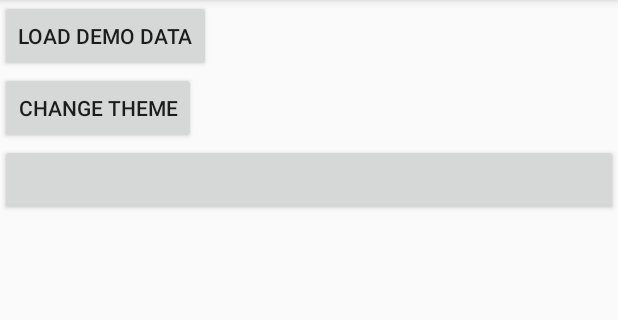
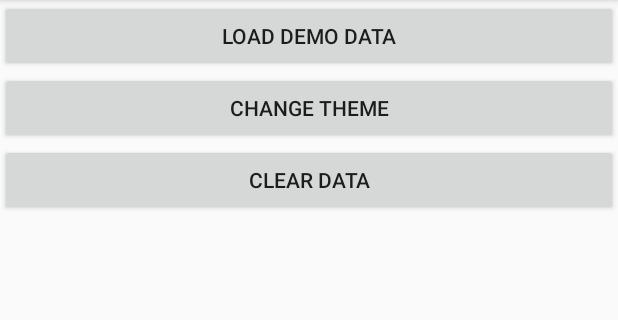
Before and after one commit to olaven/modulist, an Android app: the screen it shows after launch (MainActivity), in the side drawer, after a tap on "Settings", on a phone screen of 412 x 824 dp, the part 84-404 px from its top. Run offline under Robolectric (Android 15) with nearby library versions, the phone set to English and light mode, and no system bars; our stand-ins replace Room's generated code.

Commit message:
added setting for deleting data

```diff
--- a/app/src/main/java/org/olaven/modulist/database/dao/ListRelationDAO.kt
+++ b/app/src/main/java/org/olaven/modulist/database/dao/ListRelationDAO.kt
@@ -13,4 +13,7 @@ interface ListRelationDAO: CommonDAO<ListRelation> {
 
     @Query("select * from ListRelation where parent = :parent")
     fun getByParent(parent: Long): LiveData<List<ListRelation>>
+
+    @Query("delete from ListRelation")
+    fun deleteAll()
 }
--- a/app/src/main/java/org/olaven/modulist/database/model/ListRelationModel.kt
+++ b/app/src/main/java/org/olaven/modulist/database/model/ListRelationModel.kt
@@ -1,6 +1,8 @@
 package org.olaven.modulist.database.model
 
 import android.app.Application
+import kotlinx.coroutines.Dispatchers
+import kotlinx.coroutines.launch
 import org.olaven.modulist.database.AppDatabase
 import org.olaven.modulist.database.entity.ListRelation
 import org.olaven.modulist.database.repository.CommonRepository
@@ -12,4 +14,8 @@ class ListRelationModel(application: Application): CommonModel<ListRelation>(app
     override val repository = ListRelationRepository(
         AppDatabase.getDatabase(application.applicationContext).listRelationDAO()
     )
+
+    fun deleteAll() = scope.launch(Dispatchers.IO) {
+        repository.deleteAll()
+    }
 }
--- a/app/src/main/java/org/olaven/modulist/database/repository/ListRelationRepository.kt
+++ b/app/src/main/java/org/olaven/modulist/database/repository/ListRelationRepository.kt
@@ -15,4 +15,8 @@ class ListRelationRepository(private val listRelationDAO: ListRelationDAO): Comm
     @WorkerThread
     suspend fun getByChildId(id: Long): LiveData<List<ListRelation>> =
         listRelationDAO.getByChild(id)
+
+    @WorkerThread
+    suspend fun deleteAll() =
+            listRelationDAO.deleteAll()
 }
--- a/app/src/main/res/layout/fragment_settings.xml
+++ b/app/src/main/res/layout/fragment_settings.xml
@@ -18,14 +18,18 @@
                 android:id="@+id/fragment_settings_button_load_demo_data"
                 android:text="@string/load_demo_data"
                 android:layout_height="wrap_content"
-                android:layout_width="wrap_content"/>
+                android:layout_width="match_parent"/>
         <Button
                 android:id="@+id/fragment_settings_button_change_theme"
                 android:text="@string/change_theme"
                 android:layout_height="wrap_content"
-                android:layout_width="wrap_content"/>
+                android:layout_width="match_parent"/>
 
-        <Button android:layout_width="match_parent" android:layout_height="wrap_content"/>
+        <Button
+                android:id="@+id/fragment_settings_button_clear_data"
+                android:text="Clear data"
+                android:layout_width="match_parent"
+                android:layout_height="wrap_content"/>
     </LinearLayout>
 
 </FrameLayout>
```
Also changed, not shown: app/src/main/java/org/olaven/modulist/fragments/SettingsFragment.kt (+15 -5 lines).
